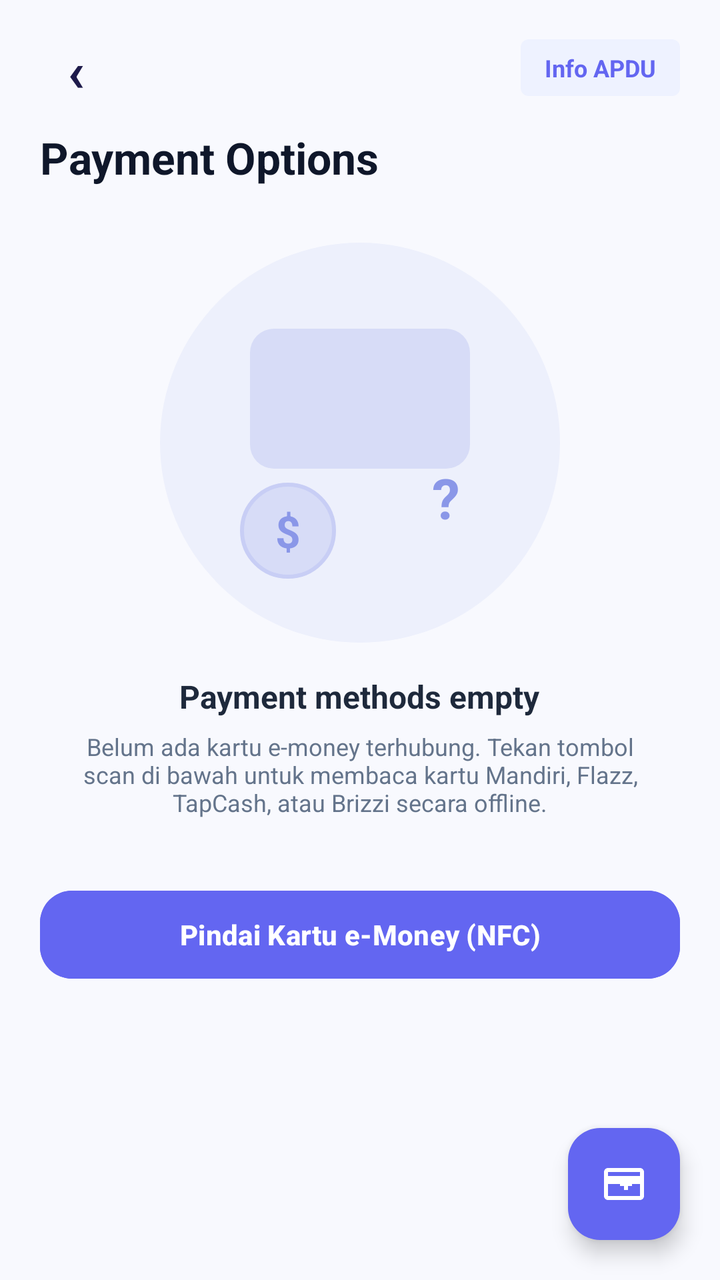
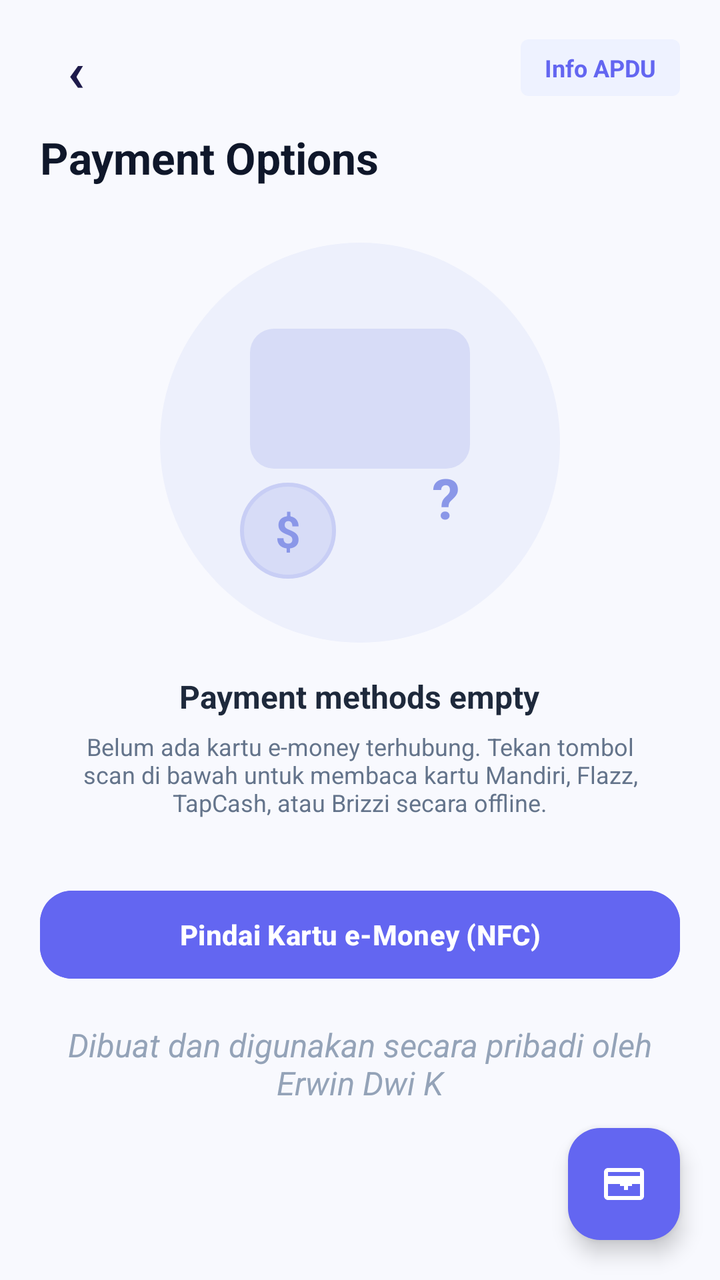

The first picture is an Android layout as it rendered before a commit; the second is the same layout after the commit. The layout source and the unified diff follow.
<!-- AndroidManifest.xml: application theme Theme.NfcEMoneyReader -->
<!-- res/layout/activity_main.xml -->
<?xml version="1.0" encoding="utf-8"?>
<androidx.coordinatorlayout.widget.CoordinatorLayout
    xmlns:android="http://schemas.android.com/apk/res/android"
    xmlns:app="http://schemas.android.com/apk/res-auto"
    xmlns:tools="http://schemas.android.com/tools"
    android:id="@+id/rootCoordinator"
    android:layout_width="match_parent"
    android:layout_height="match_parent"
    android:fitsSystemWindows="true"
    android:background="#F8F9FE">

    
    <androidx.core.widget.NestedScrollView
        android:layout_width="match_parent"
        android:layout_height="match_parent"
        android:fillViewport="true">

        <LinearLayout
            android:layout_width="match_parent"
            android:layout_height="wrap_content"
            android:orientation="vertical"
            android:paddingHorizontal="20dp"
            android:paddingTop="16dp"
            android:paddingBottom="36dp">

            
            <RelativeLayout
                android:layout_width="match_parent"
                android:layout_height="wrap_content"
                android:layout_marginBottom="12dp">

                <TextView
                    android:id="@+id/btnNavBack"
                    android:layout_width="36dp"
                    android:layout_height="36dp"
                    android:layout_alignParentStart="true"
                    android:layout_centerVertical="true"
                    android:gravity="center"
                    android:text="‹"
                    android:textColor="#1E1B4B"
                    android:textSize="28sp"
                    android:textStyle="bold" />

                <TextView
                    android:id="@+id/btnSkipOrAction"
                    android:layout_width="wrap_content"
                    android:layout_height="wrap_content"
                    android:layout_alignParentEnd="true"
                    android:layout_centerVertical="true"
                    android:paddingHorizontal="12dp"
                    android:paddingVertical="6dp"
                    android:background="@drawable/bg_badge_rounded"
                    android:backgroundTint="#EEF2FF"
                    android:text="Info APDU"
                    android:textColor="#6366F1"
                    android:textSize="12sp"
                    android:textStyle="bold" />
            </RelativeLayout>

            
            <LinearLayout
                android:id="@+id/layoutStateHome"
                android:layout_width="match_parent"
                android:layout_height="wrap_content"
                android:orientation="vertical"
                android:visibility="visible">

                <TextView
                    android:layout_width="wrap_content"
                    android:layout_height="wrap_content"
                    android:text="Payment Options"
                    android:textColor="#0F172A"
                    android:textSize="22sp"
                    android:textStyle="bold"
                    android:layout_marginBottom="16dp" />

                
                <LinearLayout
                    android:layout_width="match_parent"
                    android:layout_height="wrap_content"
                    android:gravity="center"
                    android:orientation="vertical"
                    android:layout_marginVertical="12dp">

                    <FrameLayout
                        android:layout_width="200dp"
                        android:layout_height="200dp"
                        android:background="@drawable/bg_empty_circle">

                        
                        <View
                            android:layout_width="110dp"
                            android:layout_height="70dp"
                            android:layout_gravity="center"
                            android:layout_marginBottom="22dp"
                            android:background="@drawable/bg_ghost_card" />

                        
                        <TextView
                            android:layout_width="48dp"
                            android:layout_height="48dp"
                            android:layout_gravity="bottom|start"
                            android:layout_marginStart="40dp"
                            android:layout_marginBottom="32dp"
                            android:background="@drawable/bg_coin_circle"
                            android:gravity="center"
                            android:text="$"
                            android:textColor="#8A97E8"
                            android:textSize="22sp"
                            android:textStyle="bold" />

                        
                        <TextView
                            android:layout_width="wrap_content"
                            android:layout_height="wrap_content"
                            android:layout_gravity="bottom|end"
                            android:layout_marginEnd="50dp"
                            android:layout_marginBottom="54dp"
                            android:text="?"
                            android:textColor="#8A97E8"
                            android:textSize="28sp"
                            android:textStyle="bold" />
                    </FrameLayout>

                    <TextView
                        android:layout_width="wrap_content"
                        android:layout_height="wrap_content"
                        android:layout_marginTop="16dp"
                        android:text="Payment methods empty"
                        android:textColor="#1E293B"
                        android:textSize="16sp"
                        android:textStyle="bold" />

                    <TextView
                        android:layout_width="wrap_content"
                        android:layout_height="wrap_content"
                        android:layout_marginTop="6dp"
                        android:gravity="center"
                        android:paddingHorizontal="16dp"
                        android:text="Belum ada kartu e-money terhubung. Tekan tombol scan di bawah untuk membaca kartu Mandiri, Flazz, TapCash, atau Brizzi secara offline."
                        android:textColor="#64748B"
                        android:textSize="12sp" />
                </LinearLayout>

                
                <com.google.android.material.button.MaterialButton
                    android:id="@+id/btnMainScanNfc"
                    android:layout_width="match_parent"
                    android:layout_height="52dp"
                    android:layout_marginTop="20dp"
                    android:backgroundTint="#6366F1"
                    android:text="Pindai Kartu e-Money (NFC)"
                    android:textAllCaps="false"
                    android:textColor="#FFFFFF"
                    android:textSize="14sp"
                    android:textStyle="bold"
                    app:cornerRadius="16dp" />
            </LinearLayout>

            
            <LinearLayout
                android:id="@+id/layoutStateResult"
                android:layout_width="match_parent"
                android:layout_height="wrap_content"
                android:orientation="vertical"
                android:visibility="gone"
                tools:visibility="visible">

                
                <FrameLayout
                    android:layout_width="match_parent"
                    android:layout_height="240dp"
                    android:layout_marginVertical="6dp">

                    
                    <View
                        android:layout_width="150dp"
                        android:layout_height="215dp"
                        android:layout_gravity="center"
                        android:layout_marginEnd="65dp"
                        android:rotation="-14"
                        android:background="@drawable/bg_fanned_back_card" />

                    
                    <View
                        android:layout_width="150dp"
                        android:layout_height="215dp"
                        android:layout_gravity="center"
                        android:layout_marginStart="65dp"
                        android:rotation="14"
                        android:background="@drawable/bg_fanned_back_card" />

                    
                    <com.google.android.material.card.MaterialCardView
                        android:id="@+id/cardFrontPortrait"
                        android:layout_width="165dp"
                        android:layout_height="225dp"
                        android:layout_gravity="center"
                        app:cardBackgroundColor="#041B37"
                        app:cardCornerRadius="18dp"
                        app:cardElevation="10dp"
                        app:strokeWidth="1.5dp"
                        app:strokeColor="#40F59E0B">

                        <RelativeLayout
                            android:id="@+id/layoutCardFrontInner"
                            android:layout_width="match_parent"
                            android:layout_height="match_parent"
                            android:padding="14dp">

                            
                            <TextView
                                android:id="@+id/tvFrontCardHolder"
                                android:layout_width="wrap_content"
                                android:layout_height="wrap_content"
                                android:layout_alignParentStart="true"
                                android:layout_centerVertical="true"
                                android:rotation="-90"
                                android:text="SARAH SMITH"
                                android:textColor="#E2E8F0"
                                android:textSize="10sp"
                                android:textStyle="bold"
                                android:letterSpacing="0.08" />

                            
                            <LinearLayout
                                android:layout_width="wrap_content"
                                android:layout_height="wrap_content"
                                android:layout_alignParentEnd="true"
                                android:gravity="center_horizontal"
                                android:orientation="vertical">

                                <View
                                    android:id="@+id/viewGoldChip"
                                    android:layout_width="28dp"
                                    android:layout_height="20dp"
                                    android:background="@drawable/bg_chip_emv_gold" />

                                <TextView
                                    android:id="@+id/tvCardContactless"
                                    android:layout_width="wrap_content"
                                    android:layout_height="wrap_content"
                                    android:layout_marginTop="2dp"
                                    android:rotation="90"
                                    android:text=")))"
                                    android:textColor="#F8FAFC"
                                    android:textSize="11sp"
                                    android:textStyle="bold" />
                            </LinearLayout>

                            
                            <LinearLayout
                                android:layout_width="match_parent"
                                android:layout_height="wrap_content"
                                android:layout_alignParentBottom="true"
                                android:orientation="vertical">

                                <RelativeLayout
                                    android:layout_width="match_parent"
                                    android:layout_height="wrap_content">

                                    <LinearLayout
                                        android:layout_width="wrap_content"
                                        android:layout_height="wrap_content"
                                        android:layout_alignParentStart="true"
                                        android:orientation="vertical">

                                        
                                        <TextView
                                            android:id="@+id/tvCardBankTitle"
                                            android:layout_width="wrap_content"
                                            android:layout_height="wrap_content"
                                            android:text="MANDIRI"
                                            android:textColor="#FFFFFF"
                                            android:textSize="12sp"
                                            android:textStyle="bold"
                                            android:letterSpacing="0.06" />

                                        
                                        <TextView
                                            android:id="@+id/tvCardProductBadge"
                                            android:layout_width="wrap_content"
                                            android:layout_height="wrap_content"
                                            android:layout_marginTop="2dp"
                                            android:background="@drawable/bg_badge_rounded"
                                            android:paddingHorizontal="6dp"
                                            android:paddingVertical="1dp"
                                            android:text="e-money"
                                            android:textColor="#041B37"
                                            android:textSize="9sp"
                                            android:textStyle="bold" />
                                    </LinearLayout>

                                    
                                    <LinearLayout
                                        android:layout_width="wrap_content"
                                        android:layout_height="wrap_content"
                                        android:layout_alignParentEnd="true"
                                        android:layout_centerVertical="true"
                                        android:orientation="horizontal">

                                        <View
                                            android:id="@+id/viewCardCircle1"
                                            android:layout_width="18dp"
                                            android:layout_height="18dp"
                                            android:background="@drawable/circle_red" />

                                        <View
                                            android:id="@+id/viewCardCircle2"
                                            android:layout_width="18dp"
                                            android:layout_height="18dp"
                                            android:layout_marginStart="-6dp"
                                            android:background="@drawable/circle_orange" />
                                    </LinearLayout>
                                </RelativeLayout>

                                
                                <TextView
                                    android:id="@+id/tvCardNumberOnCard"
                                    android:layout_width="wrap_content"
                                    android:layout_height="wrap_content"
                                    android:layout_marginTop="6dp"
                                    android:fontFamily="monospace"
                                    android:text="6032 •••• •••• 8192"
                                    android:textColor="#CCFFFFFF"
                                    android:textSize="9sp"
                                    android:textStyle="bold"
                                    android:letterSpacing="0.06" />
                            </LinearLayout>
                        </RelativeLayout>
                    </com.google.android.material.card.MaterialCardView>
                </FrameLayout>

                
                <ImageView
                    android:layout_width="28dp"
                    android:layout_height="28dp"
                    android:layout_gravity="center"
                    android:layout_marginVertical="6dp"
                    android:src="@drawable/ic_nfc_scan"
                    app:tint="#CBD5E1" />

                
                <com.google.android.material.card.MaterialCardView
                    android:layout_width="match_parent"
                    android:layout_height="wrap_content"
                    android:layout_marginBottom="12dp"
                    app:cardBackgroundColor="#FFFFFF"
                    app:cardCornerRadius="16dp"
                    app:cardElevation="2dp"
                    app:strokeColor="#E2E8F0"
                    app:strokeWidth="1dp">

                    <LinearLayout
                        android:layout_width="match_parent"
                        android:layout_height="wrap_content"
                        android:gravity="center"
                        android:orientation="vertical"
                        android:padding="14dp">

                        <TextView
                            android:id="@+id/tvResultIssuerLabel"
                            android:layout_width="wrap_content"
                            android:layout_height="wrap_content"
                            android:text="SALDO CHIP e-MONEY (100% OFFLINE)"
                            android:textColor="#6366F1"
                            android:textSize="11sp"
                            android:textStyle="bold" />

                        <TextView
                            android:id="@+id/tvResultBalanceAmount"
                            android:layout_width="wrap_content"
                            android:layout_height="wrap_content"
                            android:layout_marginTop="2dp"
                            android:text="Rp 85.000"
                            android:textColor="#0F172A"
                            android:textSize="26sp"
                            android:textStyle="bold" />
                    </LinearLayout>
                </com.google.android.material.card.MaterialCardView>

                
                <TextView
                    android:layout_width="wrap_content"
                    android:layout_height="wrap_content"
                    android:text="Card Number"
                    android:textColor="#64748B"
                    android:textSize="12sp"
                    android:textStyle="bold"
                    android:layout_marginBottom="4dp" />

                <com.google.android.material.textfield.TextInputLayout
                    style="@style/Widget.MaterialComponents.TextInputLayout.OutlinedBox"
                    android:layout_width="match_parent"
                    android:layout_height="wrap_content"
                    android:layout_marginBottom="10dp"
                    app:boxCornerRadiusBottomEnd="12dp"
                    app:boxCornerRadiusBottomStart="12dp"
                    app:boxCornerRadiusTopEnd="12dp"
                    app:boxCornerRadiusTopStart="12dp"
                    app:boxStrokeColor="#E2E8F0">

                    <com.google.android.material.textfield.TextInputEditText
                        android:id="@+id/etResultCardNumber"
                        android:layout_width="match_parent"
                        android:layout_height="wrap_content"
                        android:editable="false"
                        android:focusable="false"
                        android:fontFamily="monospace"
                        android:text="6032 0182 9381 8192"
                        android:textColor="#0F172A"
                        android:textSize="13sp"
                        android:textStyle="bold" />
                </com.google.android.material.textfield.TextInputLayout>

                <TextView
                    android:layout_width="wrap_content"
                    android:layout_height="wrap_content"
                    android:text="Name on Card"
                    android:textColor="#64748B"
                    android:textSize="12sp"
                    android:textStyle="bold"
                    android:layout_marginBottom="4dp" />

                <com.google.android.material.textfield.TextInputLayout
                    style="@style/Widget.MaterialComponents.TextInputLayout.OutlinedBox"
                    android:layout_width="match_parent"
                    android:layout_height="wrap_content"
                    android:layout_marginBottom="12dp"
                    app:boxCornerRadiusBottomEnd="12dp"
                    app:boxCornerRadiusBottomStart="12dp"
                    app:boxCornerRadiusTopEnd="12dp"
                    app:boxCornerRadiusTopStart="12dp"
                    app:boxStrokeColor="#E2E8F0">

                    <com.google.android.material.textfield.TextInputEditText
                        android:id="@+id/etResultCardHolder"
                        android:layout_width="match_parent"
                        android:layout_height="wrap_content"
                        android:editable="false"
                        android:focusable="false"
                        android:text="Sarah Smith"
                        android:textColor="#0F172A"
                        android:textSize="13sp"
                        android:textStyle="bold" />
                </com.google.android.material.textfield.TextInputLayout>

                
                <TextView
                    android:layout_width="wrap_content"
                    android:layout_height="wrap_content"
                    android:layout_gravity="center"
                    android:text="Supported Networks: Mandiri • Flazz • TapCash • Brizzi • JakCard"
                    android:textColor="#94A3B8"
                    android:textSize="11sp"
                    android:layout_marginBottom="14dp" />

                
                <com.google.android.material.button.MaterialButton
                    android:id="@+id/btnContinueOrRescan"
                    android:layout_width="match_parent"
                    android:layout_height="52dp"
                    android:backgroundTint="#6366F1"
                    android:text="Continue"
                    android:textAllCaps="false"
                    android:textColor="#FFFFFF"
                    android:textSize="15sp"
                    android:textStyle="bold"
                    app:cornerRadius="16dp" />
            </LinearLayout>

        </LinearLayout>
    </androidx.core.widget.NestedScrollView>

    
    <com.google.android.material.floatingactionbutton.FloatingActionButton
        android:id="@+id/fabScan"
        android:layout_width="wrap_content"
        android:layout_height="wrap_content"
        android:layout_gravity="bottom|end"
        android:layout_margin="20dp"
        android:backgroundTint="#6366F1"
        android:contentDescription="Scan NFC"
        app:elevation="6dp"
        app:srcCompat="@drawable/ic_card_scan_fab"
        app:tint="#FFFFFF" />

</androidx.coordinatorlayout.widget.CoordinatorLayout>
<!-- resources referenced by this layout -->
<resources>
  <!-- drawable bg_badge_rounded (drawable) -->
  <?xml version="1.0" encoding="utf-8"?>
  <shape xmlns:android="http://schemas.android.com/apk/res/android"
      android:shape="rectangle">
      <solid android:color="#F59E0B" />
      <corners android:radius="4dp" />
  </shape>
  <!-- drawable bg_chip_emv_gold (drawable) -->
  <?xml version="1.0" encoding="utf-8"?>
  <shape xmlns:android="http://schemas.android.com/apk/res/android"
      android:shape="rectangle">
      <gradient
          android:angle="45"
          android:startColor="#F59E0B"
          android:centerColor="#FDE68A"
          android:endColor="#D97706"
          android:type="linear" />
      <corners android:radius="4dp" />
      <stroke
          android:width="1dp"
          android:color="#B45309" />
  </shape>
  <!-- drawable bg_coin_circle (drawable) -->
  <?xml version="1.0" encoding="utf-8"?>
  <shape xmlns:android="http://schemas.android.com/apk/res/android"
      android:shape="oval">
      <solid android:color="#D7DCF7" />
      <stroke android:width="2dp" android:color="#C8CEF5" />
  </shape>
  <!-- drawable bg_empty_circle (drawable) -->
  <?xml version="1.0" encoding="utf-8"?>
  <shape xmlns:android="http://schemas.android.com/apk/res/android"
      android:shape="oval">
      <solid android:color="#EDF0FC" />
  </shape>
  <!-- drawable bg_fanned_back_card (drawable) -->
  <?xml version="1.0" encoding="utf-8"?>
  <shape xmlns:android="http://schemas.android.com/apk/res/android"
      android:shape="rectangle">
      <solid android:color="#E2E8F0" />
      <stroke android:width="1dp" android:color="#CBD5E1" />
      <corners android:radius="18dp" />
  </shape>
  <!-- drawable bg_ghost_card (drawable) -->
  <?xml version="1.0" encoding="utf-8"?>
  <shape xmlns:android="http://schemas.android.com/apk/res/android"
      android:shape="rectangle">
      <solid android:color="#D7DCF7" />
      <corners android:radius="12dp" />
  </shape>
  <!-- drawable circle_orange (drawable) -->
  <?xml version="1.0" encoding="utf-8"?>
  <shape xmlns:android="http://schemas.android.com/apk/res/android"
      android:shape="oval">
      <solid android:color="#F79E1B" />
  </shape>
  <!-- drawable circle_red (drawable) -->
  <?xml version="1.0" encoding="utf-8"?>
  <shape xmlns:android="http://schemas.android.com/apk/res/android"
      android:shape="oval">
      <solid android:color="#EB001B" />
  </shape>
  <!-- drawable ic_card_scan_fab (drawable) -->
  <vector xmlns:android="http://schemas.android.com/apk/res/android"
      android:width="24dp"
      android:height="24dp"
      android:viewportWidth="24"
      android:viewportHeight="24">
    <path
        android:fillColor="#FFFFFFFF"
        android:pathData="M20,4H4C2.89,4 2.01,4.89 2.01,6L2,18c0,1.11 0.89,2 2,2h16c1.11,0 2,-0.89 2,-2V6C22,4.89 21.11,4 20,4zM20,18H4v-6h16V18zM20,8H4V6h16V8z"/>
    <path
        android:fillColor="#FFFFFFFF"
        android:pathData="M16,13h-2v2h-2v-2h-2v-2h2v-2h2v2h2V13z"/>
  </vector>
  <color name="primary">#6366F1</color>
  <color name="secondary">#0EA5E9</color>
  <color name="primary_light">#818CF8</color>
  <color name="primary_dark">#4F46E5</color>
  <color name="text_white">#FFFFFF</color>
  <color name="background">#F8FAFC</color>
  <color name="surface">#FFFFFF</color>
  <color name="text_primary">#0F172A</color>
  <!-- unchanged entries left out for length: 2 -->
</resources>

<!-- the commit's change to res/layout/activity_main.xml (unified diff, before → after) -->
@@ -469,6 +469,19 @@
                     app:cornerRadius="16dp" />
             </LinearLayout>
 
+            
+            <TextView
+                android:layout_width="match_parent"
+                android:layout_height="wrap_content"
+                android:layout_marginTop="18dp"
+                android:layout_marginBottom="8dp"
+                android:gravity="center"
+                android:fontFamily="sans-serif"
+                android:textStyle="italic"
+                android:textSize="8pt"
+                android:textColor="#94A3B8"
+                android:text="Dibuat dan digunakan secara pribadi oleh Erwin Dwi K" />
+
         </LinearLayout>
     </androidx.core.widget.NestedScrollView>
 
